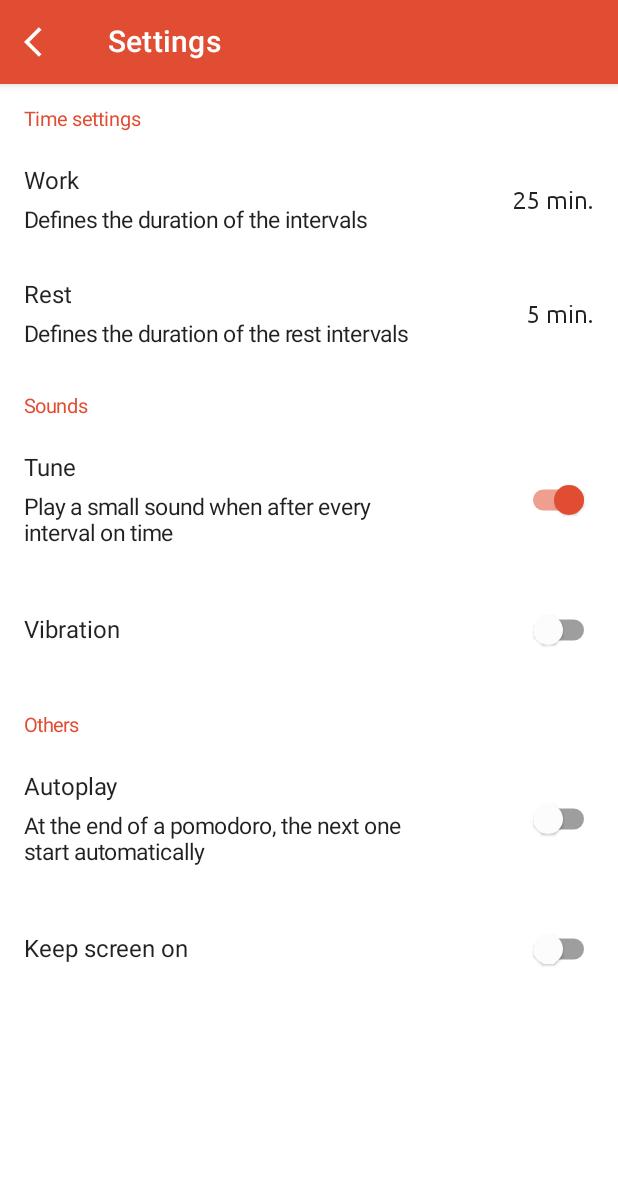
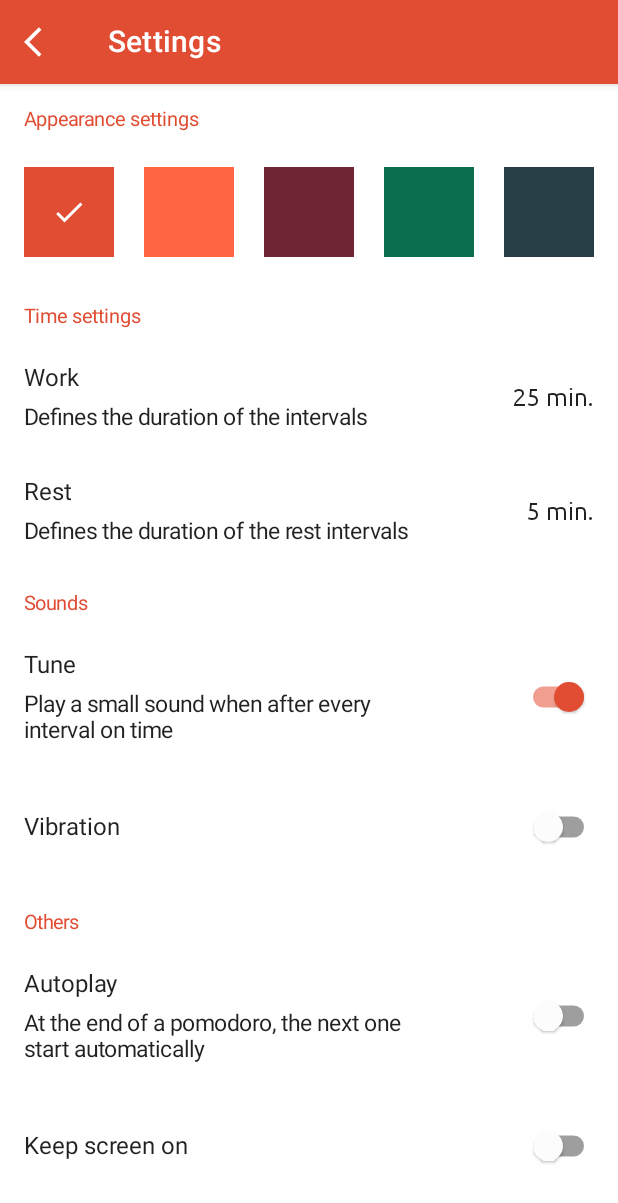
Before and after one commit to emenjivar/pomodoro-timer, an Android app built with Jetpack Compose: the SettingsActivity screen opened directly, with no data from a screen before it, on a phone screen of 412 x 824 dp. Shown: the top 1203 px of the screen. Run offline under Robolectric (Android 15) with nearby library versions, the phone set to English and light mode, and no system bars; our stand-ins replace livedata-compose.

Commit message:
:lipstick: Add ui to change color theme

```diff
--- /dev/null
+++ b/app/src/main/java/com/emenjivar/pomodoro/screens/common/ColorMenu.kt
@@ -0,0 +1,111 @@
+package com.emenjivar.pomodoro.screens.common
+
+import androidx.compose.animation.AnimatedVisibility
+import androidx.compose.animation.fadeIn
+import androidx.compose.animation.fadeOut
+import androidx.compose.foundation.background
+import androidx.compose.foundation.clickable
+import androidx.compose.foundation.layout.Arrangement
+import androidx.compose.foundation.layout.Box
+import androidx.compose.foundation.layout.Column
+import androidx.compose.foundation.layout.Row
+import androidx.compose.foundation.layout.Spacer
+import androidx.compose.foundation.layout.fillMaxWidth
+import androidx.compose.foundation.layout.height
+import androidx.compose.foundation.layout.width
+import androidx.compose.material.Icon
+import androidx.compose.material.Text
+import androidx.compose.runtime.Composable
+import androidx.compose.runtime.mutableStateOf
+import androidx.compose.runtime.remember
+import androidx.compose.ui.Alignment
+import androidx.compose.ui.Modifier
+import androidx.compose.ui.tooling.preview.Preview
+import androidx.compose.ui.unit.dp
+import com.emenjivar.pomodoro.R
+import com.emenjivar.pomodoro.utils.ThemeColor
+import com.emenjivar.pomodoro.utils.toColor
+import com.emenjivar.pomodoro.utils.toIcon
+
+@Composable
+private fun Square(theme: ThemeColor, selected: Boolean) {
+    val check = remember { mutableStateOf(selected ) }
+    Box(
+        modifier = Modifier
+            .width(60.dp)
+            .height(60.dp)
+            .background(theme.color.toColor())
+            .clickable { check.value = !check.value },
+        contentAlignment = Alignment.Center
+    ) {
+        AnimatedVisibility(
+            visible = check.value,
+            enter = fadeIn(initialAlpha = 0.3f),
+            exit = fadeOut()
+        ) {
+            Icon(
+                modifier = Modifier.align(Alignment.Center),
+                painter = R.drawable.ic_baseline_check_24.toIcon(),
+                tint = R.color.white.toColor(),
+                contentDescription = null
+            )
+        }
+    }
+}
+
+@Composable
+private fun SquareTheme(
+    text: String,
+    theme: ThemeColor,
+    selected: Boolean = false
+) {
+    Column(
+        horizontalAlignment = Alignment.CenterHorizontally
+    ) {
+        Square(
+            theme = theme,
+            selected = selected
+        )
+        // Text(text = text)
+    }
+}
+
+@Composable
+fun ColorMenu() {
+    Row(
+        modifier = Modifier.fillMaxWidth(),
+        horizontalArrangement = Arrangement.SpaceBetween
+    ) {
+        SquareTheme(
+            text = "Tomato",
+            theme = ThemeColor.Tomato(),
+            selected = true
+        )
+
+        SquareTheme(
+            text = "Orange",
+            theme = ThemeColor.Orange()
+        )
+
+        SquareTheme(
+            text = "Wine",
+            theme = ThemeColor.Wine()
+        )
+
+        SquareTheme(
+            text = "Basil",
+            theme = ThemeColor.Basil()
+        )
+
+        SquareTheme(
+            text = "Night",
+            theme = ThemeColor.Charcoal()
+        )
+    }
+}
+
+@Preview(showBackground = true)
+@Composable
+fun PreviewColorMenu() {
+    ColorMenu()
+}
--- a/app/src/main/java/com/emenjivar/pomodoro/screens/settings/SettingsScreen.kt
+++ b/app/src/main/java/com/emenjivar/pomodoro/screens/settings/SettingsScreen.kt
@@ -32,6 +32,7 @@ import androidx.compose.ui.tooling.preview.Preview
 import androidx.compose.ui.unit.dp
 import androidx.compose.ui.unit.sp
 import com.emenjivar.pomodoro.R
+import com.emenjivar.pomodoro.screens.common.ColorMenu
 import com.emenjivar.pomodoro.screens.common.CustomDialog
 
 @Composable
@@ -113,6 +114,7 @@ fun SettingsScreen(
         Column(
             modifier = Modifier.verticalScroll(scrollState)
         ) {
+            AppearanceSettings()
             TimeSettings(
                 workTime = pomodoroTime,
                 restTime = restTime,
@@ -273,6 +275,13 @@ fun SettingsRightText(text: String) {
 }
 
 @Composable
+private fun AppearanceSettings() = SettingsGroup(title = "Appearance settings") {
+    Row(modifier = Modifier.padding(16.dp)) {
+        ColorMenu()
+    }
+}
+
+@Composable
 private fun TimeSettings(
     workTime: Long,
     restTime: Long,
--- /dev/null
+++ b/app/src/main/java/com/emenjivar/pomodoro/utils/ComposeExtensions.kt
@@ -0,0 +1,11 @@
+package com.emenjivar.pomodoro.utils
+
+import androidx.compose.runtime.Composable
+import androidx.compose.ui.res.colorResource
+import androidx.compose.ui.res.painterResource
+
+@Composable
+fun Int.toColor() = colorResource(id = this)
+
+@Composable
+fun Int.toIcon() = painterResource(id = this)
--- /dev/null
+++ b/app/src/main/java/com/emenjivar/pomodoro/utils/ThemeColor.kt
@@ -0,0 +1,12 @@
+package com.emenjivar.pomodoro.utils
+
+import androidx.annotation.ColorRes
+import com.emenjivar.pomodoro.R
+
+sealed class ThemeColor(@ColorRes val color: Int) {
+    class Tomato: ThemeColor(R.color.primary)
+    class Orange: ThemeColor(R.color.orange)
+    class Wine: ThemeColor(R.color.wine)
+    class Basil: ThemeColor(R.color.basil)
+    class Charcoal: ThemeColor(R.color.charcoal)
+}
--- /dev/null
+++ b/app/src/main/res/drawable/ic_baseline_check_24.xml
@@ -0,0 +1,10 @@
+<vector xmlns:android="http://schemas.android.com/apk/res/android"
+    android:width="24dp"
+    android:height="24dp"
+    android:viewportWidth="24"
+    android:viewportHeight="24"
+    android:tint="?attr/colorControlNormal">
+  <path
+      android:fillColor="@android:color/white"
+      android:pathData="M9,16.17L4.83,12l-1.42,1.41L9,19 21,7l-1.41,-1.41z"/>
+</vector>
--- a/app/src/main/res/values/colors.xml
+++ b/app/src/main/res/values/colors.xml
@@ -12,4 +12,9 @@
     <color name="dark">#C7452E</color>
     <color name="primary">#E14D33</color>
     <color name="light">#FFFCD2D1</color>
+
+    <color name="orange">#FF6542</color>
+    <color name="wine">#702632</color>
+    <color name="basil">#0B6E4F</color>
+    <color name="charcoal">#273E47</color>
 </resources>
```
